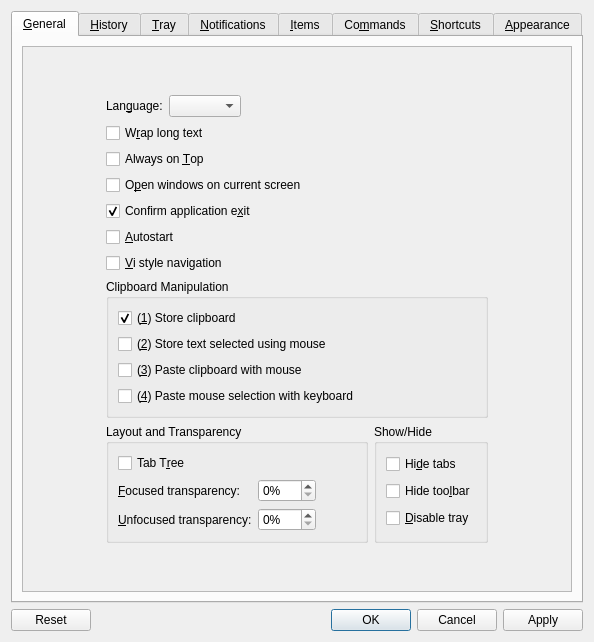
Above: src/ui/configurationmanager.ui from hluk/CopyQ before the change. Below: the same form after it.
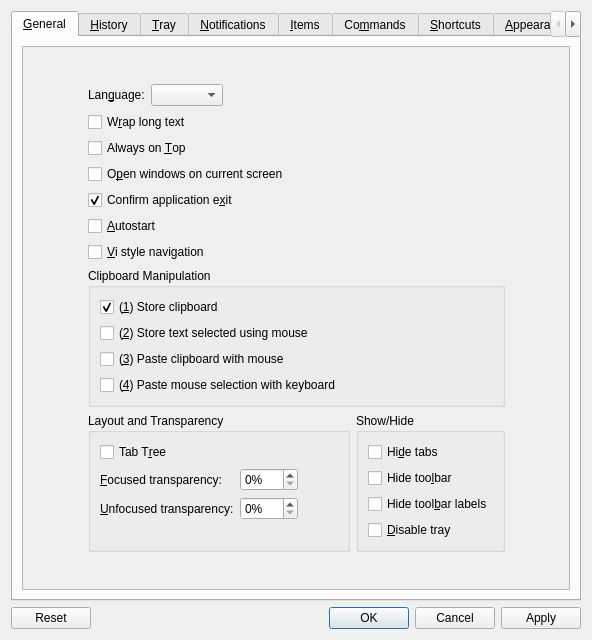
That is the form after the change. Custom widgets are drawn as their Qt base class.

Commit message: Added option to show labels for toolbar icons

```diff
--- a/src/ui/configurationmanager.ui
+++ b/src/ui/configurationmanager.ui
@@ -6,8 +6,8 @@
    <rect>
     <x>0</x>
     <y>0</y>
-    <width>594</width>
-    <height>642</height>
+    <width>592</width>
+    <height>640</height>
    </rect>
   </property>
   <property name="minimumSize">
@@ -43,8 +43,8 @@
            <rect>
             <x>0</x>
             <y>0</y>
-            <width>552</width>
-            <height>542</height>
+            <width>558</width>
+            <height>550</height>
            </rect>
           </property>
           <layout class="QHBoxLayout" name="horizontalLayout_15">
@@ -364,6 +364,13 @@
                     </property>
                    </widget>
                   </item>
+                  <item>
+                   <widget class="QCheckBox" name="checkBoxHideToolbarLabels">
+                    <property name="text">
+                     <string>Hide tool&amp;bar labels</string>
+                    </property>
+                   </widget>
+                  </item>
                   <item>
                    <widget class="QCheckBox" name="checkBoxDisableTray">
                     <property name="toolTip">
```
Left out of the diff: 13 changed lines with no effect on the pictures. The commit also changes 2 other files.
